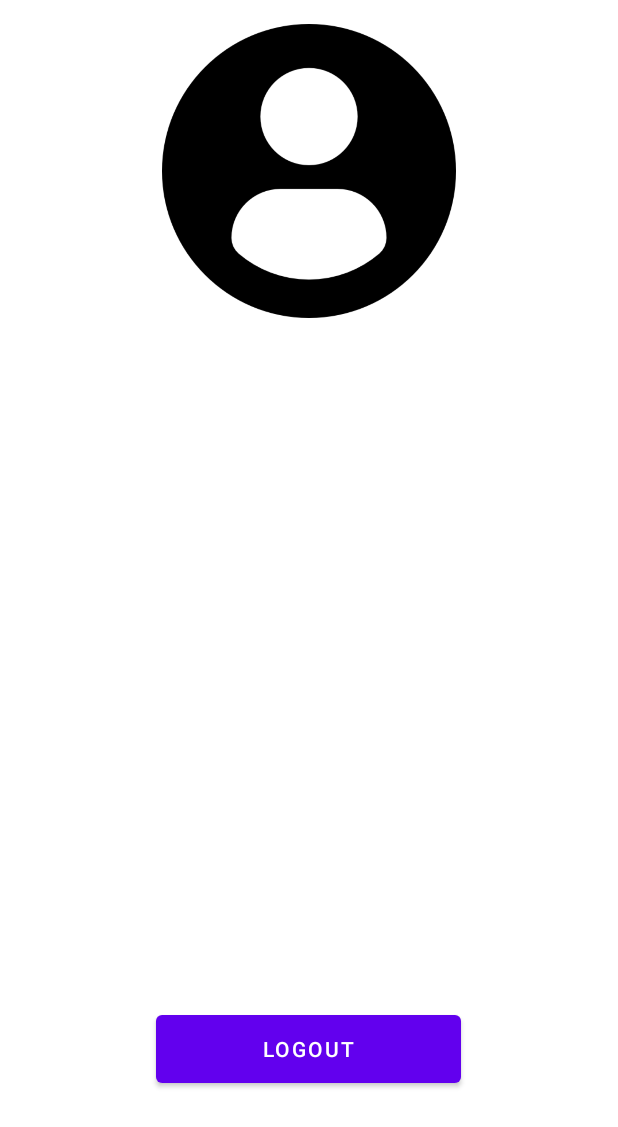
After one commit to biagiolicari/FudBox, an Android app: the layout fragment_user.xml on its own in the app's theme, with its tools: preview values and no code run, on a phone screen of 412 x 824 dp. The commit adds this screen. Shown: the top 1127 px of the screen. Run offline under Robolectric (Android 15) with nearby library versions, the phone set to English and light mode, and no system bars.

Commit message:
implemented user layout and minor fix

```diff
--- /dev/null
+++ b/app/src/main/res/layout/fragment_user.xml
@@ -0,0 +1,36 @@
+<?xml version="1.0" encoding="utf-8"?>
+<androidx.constraintlayout.widget.ConstraintLayout xmlns:android="http://schemas.android.com/apk/res/android"
+                                                   xmlns:app="http://schemas.android.com/apk/res-auto"
+                                                   xmlns:tools="http://schemas.android.com/tools"
+             android:layout_width="match_parent"
+             android:layout_height="match_parent"
+             tools:context=".view.homeView.UserFragment">
+
+    <Button
+            android:id="@+id/fragment_logout_button"
+            android:layout_width="203dp"
+            android:layout_height="57dp"
+            android:text="@string/logout"
+            app:layout_constraintStart_toStartOf="parent" android:layout_marginStart="104dp"
+            android:layout_marginEnd="104dp" app:layout_constraintEnd_toEndOf="parent"
+            app:layout_constraintBottom_toBottomOf="parent" android:layout_marginBottom="96dp"
+            app:layout_constraintHorizontal_bias="0.0"/>
+    <TextView
+            android:layout_width="233dp"
+            android:layout_height="30dp" android:id="@+id/fragment_loggedin_user"
+            android:layout_marginBottom="312dp"
+            app:layout_constraintBottom_toTopOf="@+id/fragment_logout_button"
+            app:layout_constraintStart_toStartOf="parent" android:layout_marginStart="92dp"
+            android:layout_marginEnd="92dp" app:layout_constraintEnd_toEndOf="parent"
+            android:textAlignment="center" android:textSize="20sp"
+            android:textAppearance="@style/TextAppearance.AppCompat.Medium" android:textColor="#FFA726"/>
+    <ImageView
+            android:src="@drawable/user"
+            android:layout_width="257dp"
+            android:layout_height="196dp" android:id="@+id/imageView3"
+            app:layout_constraintTop_toTopOf="parent"
+            android:layout_marginTop="16dp" app:layout_constraintStart_toStartOf="parent"
+            android:layout_marginStart="77dp" android:layout_marginEnd="77dp"
+            app:layout_constraintEnd_toEndOf="parent"
+    />
+</androidx.constraintlayout.widget.ConstraintLayout>
--- /dev/null
+++ b/app/src/main/res/values-land/dimens.xml
@@ -0,0 +1,3 @@
+<resources>
+      <dimen name="fab_margin">48dp</dimen>
+   </resources>
--- a/app/src/main/res/values-night/themes.xml
+++ b/app/src/main/res/values-night/themes.xml
@@ -1,4 +1,4 @@
-<resources xmlns:tools="http://schemas.android.com/tools">
+<resources>
     <!-- Base application theme. -->
     <style name="Theme.FudBox" parent="Theme.MaterialComponents.DayNight.DarkActionBar">
         <!-- Primary brand color. -->
--- /dev/null
+++ b/app/src/main/res/values-w1240dp/dimens.xml
@@ -0,0 +1,3 @@
+<resources>
+      <dimen name="fab_margin">200dp</dimen>
+   </resources>
--- /dev/null
+++ b/app/src/main/res/values-w600dp/dimens.xml
@@ -0,0 +1,3 @@
+<resources>
+      <dimen name="fab_margin">48dp</dimen>
+   </resources>
--- /dev/null
+++ b/app/src/main/res/values/dimens.xml
@@ -0,0 +1,6 @@
+<resources>
+    <!-- Default screen margins, per the Android Design guidelines. -->
+    <dimen name="activity_horizontal_margin">16dp</dimen>
+    <dimen name="activity_vertical_margin">16dp</dimen>
+    <dimen name="fab_margin">16dp</dimen>
+</resources>
--- a/app/src/main/res/values/login.xml
+++ b/app/src/main/res/values/login.xml
@@ -9,4 +9,5 @@
     <string name="login">Login</string>
     <string name="register">or Sign Up</string>
     <string name="logout">Logout</string>
+    <string name="logout_message">User Logged Out</string>
 </resources>
--- /dev/null
+++ b/app/src/main/res/values/navigation_home_bar.xml
@@ -0,0 +1,6 @@
+<?xml version="1.0" encoding="utf-8"?>
+<resources>
+    <string name="home">Home</string>
+    <string name="user">User</string>
+    <string name="order">Order</string>
+</resources>
--- a/app/src/main/res/values/strings.xml
+++ b/app/src/main/res/values/strings.xml
@@ -2,4 +2,5 @@
     <string name="app_name">FudBox</string>
     <!-- TODO: Remove or change this placeholder text -->
     <string name="hello_blank_fragment">Hello blank fragment</string>
+    <string name="title_activity_home">FudBox</string>
 </resources>
```
Also changed, not shown: app/build.gradle (+12 -1 lines), app/src/main/AndroidManifest.xml (+11 -2 lines), app/src/main/res/drawable/ic_dashboard_black_24dp.xml (added, +9 -0 lines), app/src/main/res/drawable/ic_home_black_24dp.xml (added, +9 -0 lines), app/src/main/res/drawable/ic_notifications_black_24dp.xml (added, +9 -0 lines), app/src/main/res/layout/activity_home.xml (added, +30 -0 lines), app/src/main/res/layout/fragment_main.xml (added, +14 -0 lines), app/src/main/res/menu/bottom_navigation_menu.xml (added, +19 -0 lines), app/src/main/res/values/themes.xml (+7 -1 lines), app/src/main/res/xml/activity_home_scene.xml (added, +19 -0 lines), 1 other file.
